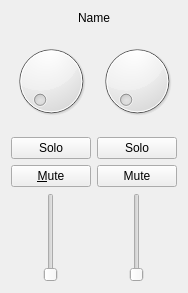
The window that libffado/support/mixer-qt4/ffado/mixer/audiofire_strip.ui (adiknoth/ffado) describes before a commit, drawn with Qt 5.
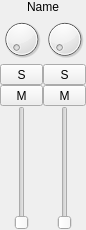
The same window after the commit.

Patch:
```diff
--- a/libffado/support/mixer-qt4/ffado/mixer/audiofire_strip.ui
+++ b/libffado/support/mixer-qt4/ffado/mixer/audiofire_strip.ui
@@ -17,24 +17,25 @@
 	GNU General Public License for more details.
 </comment>
  <class>AfMonitorWidget</class>
- <widget class="QWidget" name="AfMonitorWidget" >
-  <property name="geometry" >
+ <widget class="QWidget" name="AfMonitorWidget">
+  <property name="geometry">
    <rect>
     <x>0</x>
     <y>0</y>
-    <width>152</width>
-    <height>293</height>
+    <width>86</width>
+    <height>230</height>
    </rect>
   </property>
-  <property name="windowTitle" >
-   <string>Form1</string>
-  </property>
-  <layout class="QVBoxLayout" >
-   <item>
-    <layout class="QVBoxLayout" >
-     <item>
-      <widget class="QLabel" name="lblName" >
-       <property name="text" >
+  <layout class="QGridLayout" name="gridLayout">
+   <property name="margin">
+    <number>0</number>
+   </property>
+   <property name="spacing">
+    <number>0</number>
+   </property>
+   <item row="0" column="0" colspan="2">
+    <widget class="QLabel" name="lblName">
+     <property name="text">
         <string>Name</string>
        </property>
        <property name="alignment" >
@@ -45,55 +46,99 @@
        </property>
       </widget>
      </item>
-     <item>
-      <layout class="QHBoxLayout" >
-       <item>
-        <layout class="QVBoxLayout" >
-         <item>
-          <widget class="QDial" name="rotPan0" >
-           <property name="sizePolicy" >
-            <sizepolicy vsizetype="Preferred" hsizetype="Preferred" >
+   <item row="1" column="0">
+    <widget class="QDial" name="rotPan0">
+     <property name="sizePolicy">
+      <sizepolicy hsizetype="Minimum" vsizetype="Minimum">
              <horstretch>0</horstretch>
              <verstretch>0</verstretch>
             </sizepolicy>
            </property>
-           <property name="maximum" >
+     <property name="minimumSize">
+      <size>
+       <width>30</width>
+       <height>30</height>
+      </size>
+     </property>
+     <property name="maximumSize">
+      <size>
+       <width>16777215</width>
+       <height>50</height>
+      </size>
+     </property>
+     <property name="maximum">
             <number>255</number>
            </property>
           </widget>
          </item>
-         <item>
-          <widget class="QPushButton" name="btnSolo0" >
-           <property name="text" >
-            <string>Solo</string>
-           </property>
-           <property name="checkable" >
-            <bool>true</bool>
-           </property>
-          </widget>
-         </item>
-         <item>
-          <widget class="QPushButton" name="btnMute0" >
-           <property name="text" >
-            <string>&amp;Mute</string>
-           </property>
-           <property name="shortcut" >
-            <string>Alt+M</string>
-           </property>
-           <property name="checkable" >
-            <bool>true</bool>
-           </property>
-          </widget>
-         </item>
-         <item>
-          <widget class="QSlider" name="sldGain0" >
-           <property name="sizePolicy" >
-            <sizepolicy vsizetype="Expanding" hsizetype="Expanding" >
+   <item row="1" column="1">
+    <widget class="QDial" name="rotPan1">
+     <property name="sizePolicy">
+      <sizepolicy hsizetype="Minimum" vsizetype="Minimum">
+       <horstretch>0</horstretch>
+       <verstretch>0</verstretch>
+      </sizepolicy>
+     </property>
+     <property name="minimumSize">
+      <size>
+       <width>30</width>
+       <height>30</height>
+      </size>
+     </property>
+     <property name="maximumSize">
+      <size>
+       <width>16777215</width>
+       <height>50</height>
+      </size>
+     </property>
+     <property name="maximum">
+      <number>255</number>
+     </property>
+    </widget>
+   </item>
+   <item row="4" column="0">
+    <widget class="QSlider" name="sldGain0">
+     <property name="sizePolicy">
+      <sizepolicy hsizetype="Expanding" vsizetype="Expanding">
+       <horstretch>0</horstretch>
+       <verstretch>10</verstretch>
+      </sizepolicy>
+     </property>
+     <property name="minimumSize">
+      <size>
+       <width>0</width>
+       <height>50</height>
+      </size>
+     </property>
+     <property name="minimum">
+      <number>0</number>
+     </property>
+     <property name="maximum">
+      <number>16777216</number>
+     </property>
+     <property name="singleStep">
+      <number>1048576</number>
+     </property>
+     <property name="pageStep">
+      <number>262144</number>
+     </property>
+     <property name="orientation">
+      <enum>Qt::Vertical</enum>
+     </property>
+     <property name="tickInterval">
+      <number>1048576</number>
+     </property>
+    </widget>
+   </item>
+   <item row="4" column="1">
+    <widget class="QSlider" name="sldGain1">
+     <property name="sizePolicy">
+      <sizepolicy hsizetype="Expanding" vsizetype="Expanding">
              <horstretch>0</horstretch>
-             <verstretch>0</verstretch>
-            </sizepolicy>
-           </property>
-           <property name="minimum" >
+       <verstretch>10</verstretch>
+      </sizepolicy>
+     </property>
+     <property name="minimum">
             <number>0</number>
            </property>
            <property name="maximum" >
@@ -113,80 +158,85 @@
            </property>
           </widget>
          </item>
-        </layout>
-       </item>
-       <item>
-        <layout class="QVBoxLayout" >
-         <item>
-          <widget class="QDial" name="rotPan1" >
-           <property name="sizePolicy" >
-            <sizepolicy vsizetype="Preferred" hsizetype="Preferred" >
+   <item row="2" column="0">
+    <widget class="QToolButton" name="btnSolo0">
+     <property name="sizePolicy">
+      <sizepolicy hsizetype="Minimum" vsizetype="Fixed">
              <horstretch>0</horstretch>
              <verstretch>0</verstretch>
             </sizepolicy>
            </property>
-           <property name="maximum" >
-            <number>255</number>
-           </property>
-          </widget>
-         </item>
-         <item>
-          <widget class="QPushButton" name="btnSolo1" >
-           <property name="text" >
-            <string>Solo</string>
-           </property>
-           <property name="checkable" >
+     <property name="text">
+      <string>S</string>
+     </property>
+     <property name="checkable">
             <bool>true</bool>
            </property>
-          </widget>
-         </item>
-         <item>
-          <widget class="QPushButton" name="btnMute1" >
-           <property name="text" >
-            <string>Mute</string>
-           </property>
-           <property name="checkable" >
+     <property name="toolButtonStyle">
+      <enum>Qt::ToolButtonTextOnly</enum>
+     </property>
+    </widget>
+   </item>
+   <item row="3" column="0">
+    <widget class="QToolButton" name="btnMute0">
+     <property name="sizePolicy">
+      <sizepolicy hsizetype="Minimum" vsizetype="Fixed">
+       <horstretch>0</horstretch>
+       <verstretch>0</verstretch>
+      </sizepolicy>
+     </property>
+     <property name="text">
+      <string>M</string>
+     </property>
+     <property name="checkable">
             <bool>true</bool>
            </property>
-          </widget>
-         </item>
-         <item>
-          <widget class="QSlider" name="sldGain1" >
-           <property name="sizePolicy" >
-            <sizepolicy vsizetype="Expanding" hsizetype="Expanding" >
+     <property name="toolButtonStyle">
+      <enum>Qt::ToolButtonTextOnly</enum>
+     </property>
+    </widget>
+   </item>
+   <item row="3" column="1">
+    <widget class="QToolButton" name="btnMute1">
+     <property name="sizePolicy">
+      <sizepolicy hsizetype="Minimum" vsizetype="Fixed">
              <horstretch>0</horstretch>
              <verstretch>0</verstretch>
             </sizepolicy>
            </property>
-           <property name="minimum" >
-            <number>0</number>
-           </property>
-           <property name="maximum" >
-            <number>16777216</number>
-           </property>
-           <property name="singleStep" >
-            <number>1048576</number>
-           </property>
-           <property name="pageStep" >
-            <number>262144</number>
-           </property>
-           <property name="orientation" >
-            <enum>Qt::Vertical</enum>
-           </property>
-           <property name="tickInterval" >
-            <number>1048576</number>
-           </property>
+     <property name="text">
+      <string>M</string>
+     </property>
+     <property name="checkable">
+      <bool>true</bool>
+     </property>
+     <property name="toolButtonStyle">
+      <enum>Qt::ToolButtonTextOnly</enum>
+     </property>
+    </widget>
+   </item>
+   <item row="2" column="1">
+    <widget class="QToolButton" name="btnSolo1">
+     <property name="sizePolicy">
+      <sizepolicy hsizetype="Minimum" vsizetype="Fixed">
+       <horstretch>0</horstretch>
+       <verstretch>0</verstretch>
+      </sizepolicy>
+     </property>
+     <property name="text">
+      <string>S</string>
+     </property>
+     <property name="checkable">
+      <bool>true</bool>
+     </property>
+     <property name="toolButtonStyle">
+      <enum>Qt::ToolButtonTextOnly</enum>
+     </property>
           </widget>
          </item>
         </layout>
-       </item>
-      </layout>
-     </item>
-    </layout>
-   </item>
-  </layout>
  </widget>
- <layoutdefault spacing="6" margin="11" />
+ <layoutdefault spacing="6" margin="11"/>
  <pixmapfunction>qPixmapFromMimeSource</pixmapfunction>
  <resources/>
  <connections/>
```
Left out of the diff: 27 changed lines with no effect on the pictures. Lines whose indentation alone changed are shown as unchanged.
